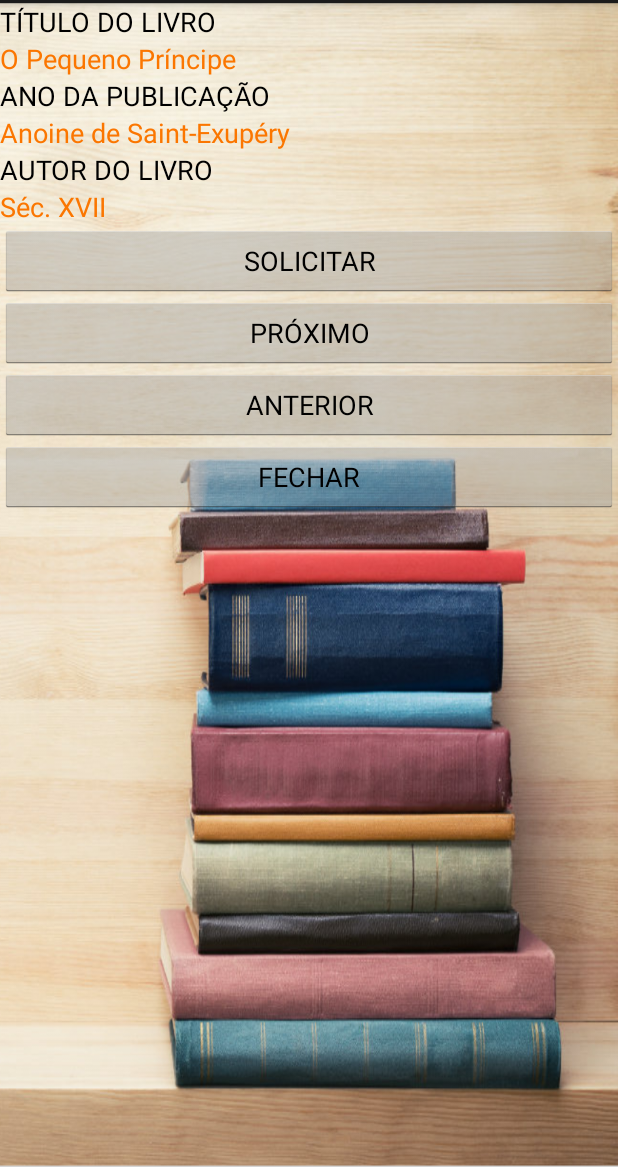
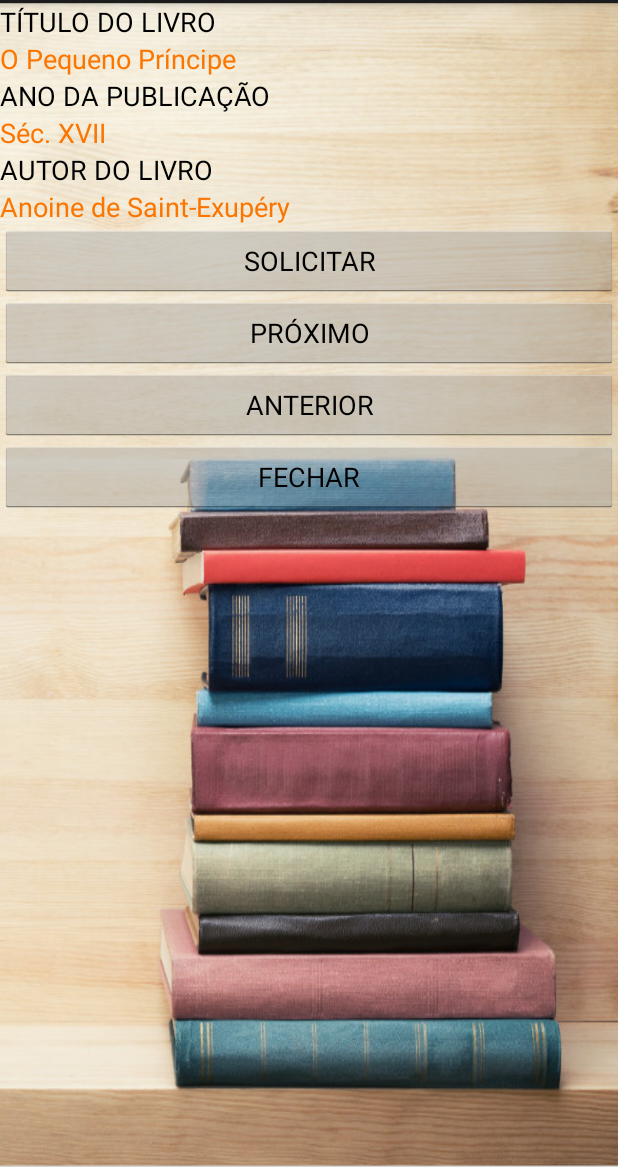
Before and after one commit to lucaspercisi/DoaLIvro, an Android app: the screen it shows after launch (MainActivity), after a tap on "LIVROS EM DOAÇÃO", on a phone screen of 412 x 824 dp, the part 69-1236 px from its top. Run offline under Robolectric (Android 15) with nearby library versions, the phone set to English and light mode, and no system bars.

```diff
--- a/app/src/main/java/uffs/np2prog1/brunoribeiro/lucaspercisi/doalivro/MainActivity.java
+++ b/app/src/main/java/uffs/np2prog1/brunoribeiro/lucaspercisi/doalivro/MainActivity.java
@@ -40,9 +40,9 @@ public class MainActivity extends Activity {
         livrosDoacao = new ArrayList<Livro>();
         meusLivros = new ArrayList<Livro>();
         user = new Usuario("Bruno", "bruno@doalivro.com", "(49) 9-9976-5432", true);//CRIA UM NOVO USUARIO E DEIXA LOGADO
-        livro1 = new Livro("O Pequeno Príncipe","Anoine de Saint-Exupéry","Séc. XVII", "Luís Carlos", "luis@doalivro.com");//CRIA LIVRO
-        livro2 = new Livro("O Hobbit","J. R. R. Tolkien","1937", "João Inácio", "joaoinacio@doalivro.com");//CRIA LIVRO
-        livro3 = new Livro("Código da Vinci","Dan Brown","2004", "Marcos Gomes", "marcosgomes@doalivro.com");//CRIA LIVRO
+        livro1 = new Livro("O Pequeno Príncipe", "Séc. XVII", "Anoine de Saint-Exupéry", "Luís Carlos", "luis@doalivro.com");//CRIA LIVRO
+        livro2 = new Livro("O Hobbit", "1937", "J. R. R. Tolkien",  "João Inácio", "joaoinacio@doalivro.com");//CRIA LIVRO
+        livro3 = new Livro("Código da Vinci", "2004", "Dan Brown", "Marcos Gomes", "marcosgomes@doalivro.com");//CRIA LIVRO
         livrosDoacao.add(livro1);//ADICIONA LIVRO1
         livrosDoacao.add(livro2);//ADICIONA LIVRO2
         livrosDoacao.add(livro3);//ADICIONA LIVRO3
```
